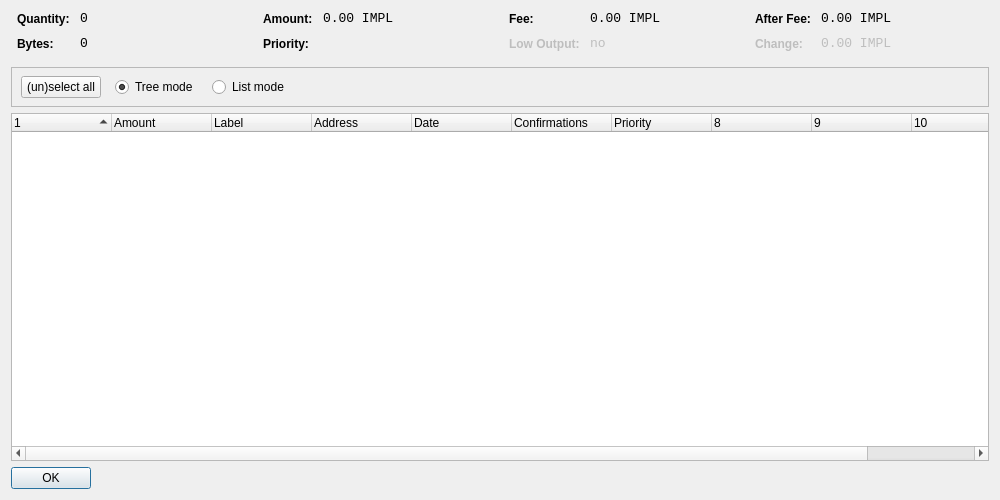
This is src/qt/forms/coincontroldialog.ui in minblock/compute as Qt 5 draws it before an edit. The edited form follows.
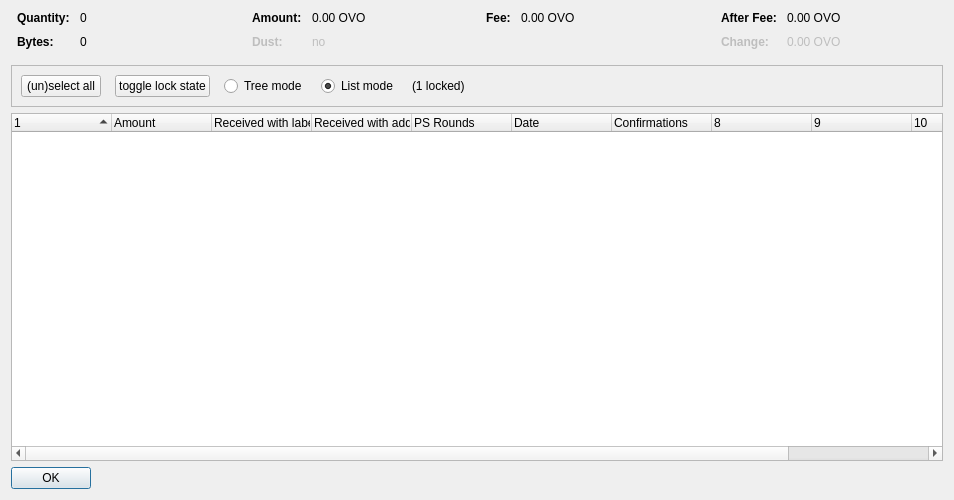
This is the edited form. Custom widgets are drawn as their Qt base class.

```diff
--- a/src/qt/forms/coincontroldialog.ui
+++ b/src/qt/forms/coincontroldialog.ui
@@ -6,7 +6,7 @@
    <rect>
     <x>0</x>
     <y>0</y>
-    <width>1000</width>
+    <width>954</width>
     <height>500</height>
    </rect>
   </property>
@@ -38,8 +38,11 @@
        </property>
        <item row="0" column="0">
         <widget class="QLabel" name="labelCoinControlQuantityText">
-         <property name="styleSheet">
-          <string notr="true">font-weight:bold;</string>
+         <property name="font">
+          <font>
+           <weight>75</weight>
+           <bold>true</bold>
+          </font>
          </property>
          <property name="text">
           <string>Quantity:</string>
@@ -48,12 +51,6 @@
        </item>
        <item row="0" column="1">
         <widget class="QLabel" name="labelCoinControlQuantity">
-         <property name="font">
-          <font>
-           <family>Monospace</family>
-           <pointsize>10</pointsize>
-          </font>
-         </property>
          <property name="cursor">
           <cursorShape>IBeamCursor</cursorShape>
          </property>
@@ -70,8 +67,11 @@
        </item>
        <item row="1" column="0">
         <widget class="QLabel" name="labelCoinControlBytesText">
-         <property name="styleSheet">
-          <string notr="true">font-weight:bold;</string>
+         <property name="font">
+          <font>
+           <weight>75</weight>
+           <bold>true</bold>
+          </font>
          </property>
          <property name="text">
           <string>Bytes:</string>
@@ -80,12 +80,6 @@
        </item>
        <item row="1" column="1">
         <widget class="QLabel" name="labelCoinControlBytes">
-         <property name="font">
-          <font>
-           <family>Monospace</family>
-           <pointsize>10</pointsize>
-          </font>
-         </property>
          <property name="cursor">
           <cursorShape>IBeamCursor</cursorShape>
          </property>
@@ -118,8 +112,11 @@
        </property>
        <item row="0" column="0">
         <widget class="QLabel" name="labelCoinControlAmountText">
-         <property name="styleSheet">
-          <string notr="true">font-weight:bold;</string>
+         <property name="font">
+          <font>
+           <weight>75</weight>
+           <bold>true</bold>
+          </font>
          </property>
          <property name="text">
           <string>Amount:</string>
@@ -128,12 +125,6 @@
        </item>
        <item row="0" column="1">
         <widget class="QLabel" name="labelCoinControlAmount">
-         <property name="font">
-          <font>
-           <family>Monospace</family>
-           <pointsize>10</pointsize>
-          </font>
-         </property>
          <property name="cursor">
           <cursorShape>IBeamCursor</cursorShape>
          </property>
@@ -141,7 +132,7 @@
           <enum>Qt::ActionsContextMenu</enum>
          </property>
          <property name="text">
-          <string notr="true">0.00 IMPL</string>
+          <string notr="true">0.00 OVO</string>
          </property>
          <property name="textInteractionFlags">
           <set>Qt::LinksAccessibleByMouse|Qt::TextSelectableByKeyboard|Qt::TextSelectableByMouse</set>
@@ -149,22 +140,25 @@
         </widget>
        </item>
        <item row="1" column="0">
-        <widget class="QLabel" name="labelCoinControlPriorityText">
-         <property name="styleSheet">
-          <string notr="true">font-weight:bold;</string>
+        <widget class="QLabel" name="labelCoinControlLowOutputText">
+         <property name="enabled">
+          <bool>false</bool>
+         </property>
+         <property name="font">
+          <font>
+           <weight>75</weight>
+           <bold>true</bold>
+          </font>
          </property>
          <property name="text">
-          <string>Priority:</string>
+          <string>Dust:</string>
          </property>
         </widget>
        </item>
        <item row="1" column="1">
-        <widget class="QLabel" name="labelCoinControlPriority">
-         <property name="font">
-          <font>
-           <family>Monospace</family>
-           <pointsize>10</pointsize>
-          </font>
+        <widget class="QLabel" name="labelCoinControlLowOutput">
+         <property name="enabled">
+          <bool>false</bool>
          </property>
          <property name="cursor">
           <cursorShape>IBeamCursor</cursorShape>
@@ -173,7 +167,7 @@
           <enum>Qt::ActionsContextMenu</enum>
          </property>
          <property name="text">
-          <string/>
+          <string notr="true">no</string>
          </property>
          <property name="textInteractionFlags">
           <set>Qt::LinksAccessibleByMouse|Qt::TextSelectableByKeyboard|Qt::TextSelectableByMouse</set>
@@ -198,8 +192,11 @@
        </property>
        <item row="0" column="0">
         <widget class="QLabel" name="labelCoinControlFeeText">
-         <property name="styleSheet">
-          <string notr="true">font-weight:bold;</string>
+         <property name="font">
+          <font>
+           <weight>75</weight>
+           <bold>true</bold>
+          </font>
          </property>
          <property name="text">
           <string>Fee:</string>
@@ -208,12 +205,6 @@
        </item>
        <item row="0" column="1">
         <widget class="QLabel" name="labelCoinControlFee">
-         <property name="font">
-          <font>
-           <family>Monospace</family>
-           <pointsize>10</pointsize>
-          </font>
-         </property>
          <property name="cursor">
           <cursorShape>IBeamCursor</cursorShape>
          </property>
@@ -221,45 +212,7 @@
           <enum>Qt::ActionsContextMenu</enum>
          </property>
          <property name="text">
-          <string notr="true">0.00 IMPL</string>
-         </property>
-         <property name="textInteractionFlags">
-          <set>Qt::LinksAccessibleByMouse|Qt::TextSelectableByKeyboard|Qt::TextSelectableByMouse</set>
-         </property>
-        </widget>
-       </item>
-       <item row="1" column="0">
-        <widget class="QLabel" name="labelCoinControlLowOutputText">
-         <property name="enabled">
-          <bool>false</bool>
-         </property>
-         <property name="styleSheet">
-          <string notr="true">font-weight:bold;</string>
-         </property>
-         <property name="text">
-          <string>Low Output:</string>
-         </property>
-        </widget>
-       </item>
-       <item row="1" column="1">
-        <widget class="QLabel" name="labelCoinControlLowOutput">
-         <property name="enabled">
-          <bool>false</bool>
-         </property>
-         <property name="font">
-          <font>
-           <family>Monospace</family>
-           <pointsize>10</pointsize>
-          </font>
-         </property>
-         <property name="cursor">
-          <cursorShape>IBeamCursor</cursorShape>
-         </property>
-         <property name="contextMenuPolicy">
-          <enum>Qt::ActionsContextMenu</enum>
-         </property>
-         <property name="text">
-          <string notr="true">no</string>
+          <string notr="true">0.00 OVO</string>
          </property>
          <property name="textInteractionFlags">
           <set>Qt::LinksAccessibleByMouse|Qt::TextSelectableByKeyboard|Qt::TextSelectableByMouse</set>
@@ -284,8 +237,11 @@
        </property>
        <item row="0" column="0">
         <widget class="QLabel" name="labelCoinControlAfterFeeText">
-         <property name="styleSheet">
-          <string notr="true">font-weight:bold;</string>
+         <property name="font">
+          <font>
+           <weight>75</weight>
+           <bold>true</bold>
+          </font>
          </property>
          <property name="text">
           <string>After Fee:</string>
@@ -294,12 +250,6 @@
        </item>
        <item row="0" column="1">
         <widget class="QLabel" name="labelCoinControlAfterFee">
-         <property name="font">
-          <font>
-           <family>Monospace</family>
-           <pointsize>10</pointsize>
-          </font>
-         </property>
          <property name="cursor">
           <cursorShape>IBeamCursor</cursorShape>
          </property>
@@ -307,7 +257,7 @@
           <enum>Qt::ActionsContextMenu</enum>
          </property>
          <property name="text">
-          <string notr="true">0.00 IMPL</string>
+          <string notr="true">0.00 OVO</string>
          </property>
          <property name="textInteractionFlags">
           <set>Qt::LinksAccessibleByMouse|Qt::TextSelectableByKeyboard|Qt::TextSelectableByMouse</set>
@@ -319,8 +269,11 @@
          <property name="enabled">
           <bool>false</bool>
          </property>
-         <property name="styleSheet">
-          <string notr="true">font-weight:bold;</string>
+         <property name="font">
+          <font>
+           <weight>75</weight>
+           <bold>true</bold>
+          </font>
          </property>
          <property name="text">
           <string>Change:</string>
@@ -332,12 +285,6 @@
          <property name="enabled">
           <bool>false</bool>
          </property>
-         <property name="font">
-          <font>
-           <family>Monospace</family>
-           <pointsize>10</pointsize>
-          </font>
-         </property>
          <property name="cursor">
           <cursorShape>IBeamCursor</cursorShape>
          </property>
@@ -345,7 +292,7 @@
           <enum>Qt::ActionsContextMenu</enum>
          </property>
          <property name="text">
-          <string notr="true">0.00 IMPL</string>
+          <string notr="true">0.00 OVO</string>
          </property>
          <property name="textInteractionFlags">
           <set>Qt::LinksAccessibleByMouse|Qt::TextSelectableByKeyboard|Qt::TextSelectableByMouse</set>
@@ -370,16 +317,9 @@
      <property name="frameShadow">
       <enum>QFrame::Sunken</enum>
      </property>
-     <widget class="QWidget" name="horizontalLayoutWidget">
-      <property name="geometry">
-       <rect>
-        <x>10</x>
-        <y>0</y>
-        <width>781</width>
-        <height>41</height>
-       </rect>
-      </property>
-      <layout class="QHBoxLayout" name="horizontalLayoutPanel" stretch="0,0,0,0,0">
+     <layout class="QHBoxLayout" name="horizontalLayout">
+      <item>
+       <layout class="QHBoxLayout" name="horizontalLayoutPanel" stretch="0,0,0,0,0,0">
        <property name="spacing">
         <number>14</number>
        </property>
@@ -394,6 +334,25 @@
          <property name="text">
           <string>(un)select all</string>
          </property>
+          <property name="autoDefault">
+           <bool>false</bool>
+          </property>
+         </widget>
+        </item>
+        <item>
+         <widget class="QPushButton" name="pushButtonToggleLock">
+          <property name="sizePolicy">
+           <sizepolicy hsizetype="Maximum" vsizetype="Fixed">
+            <horstretch>0</horstretch>
+            <verstretch>0</verstretch>
+           </sizepolicy>
+          </property>
+          <property name="text">
+           <string>toggle lock state</string>
+          </property>
+          <property name="autoDefault">
+           <bool>false</bool>
+          </property>
         </widget>
        </item>
        <item>
@@ -407,9 +366,6 @@
          <property name="text">
           <string>Tree mode</string>
          </property>
-         <property name="checked">
-          <bool>true</bool>
-         </property>
         </widget>
        </item>
        <item>
@@ -423,6 +379,16 @@
          <property name="text">
           <string>List mode</string>
          </property>
+          <property name="checked">
+           <bool>true</bool>
+          </property>
+         </widget>
+        </item>
+        <item>
+         <widget class="QLabel" name="labelLocked">
+          <property name="text">
+           <string>(1 locked)</string>
+          </property>
         </widget>
        </item>
        <item>
@@ -439,7 +405,8 @@
         </spacer>
        </item>
       </layout>
-     </widget>
+      </item>
+     </layout>
     </widget>
    </item>
    <item>
@@ -471,12 +438,17 @@
      </column>
      <column>
       <property name="text">
-       <string>Label</string>
+       <string>Received with label</string>
       </property>
      </column>
      <column>
       <property name="text">
-       <string>Address</string>
+       <string>Received with address</string>
+      </property>
+     </column>
+     <column>
+      <property name="text">
+       <string>PS Rounds</string>
       </property>
      </column>
      <column>
@@ -492,11 +464,6 @@
        <string>Confirmed</string>
       </property>
      </column>
-     <column>
-      <property name="text">
-       <string>Priority</string>
-      </property>
-     </column>
      <column>
       <property name="text">
        <string/>
```
Left out of the diff: 2 changed lines with no effect on the pictures. Lines whose indentation alone changed are shown as unchanged.
